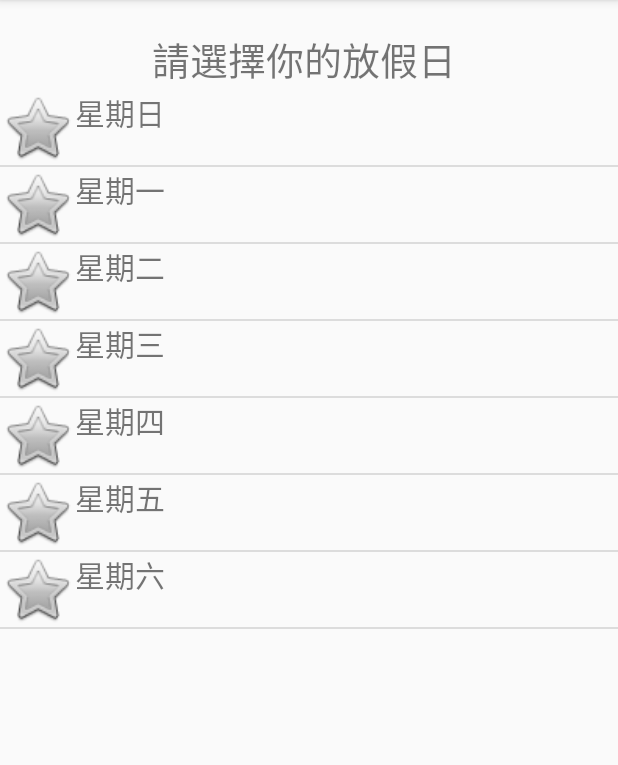
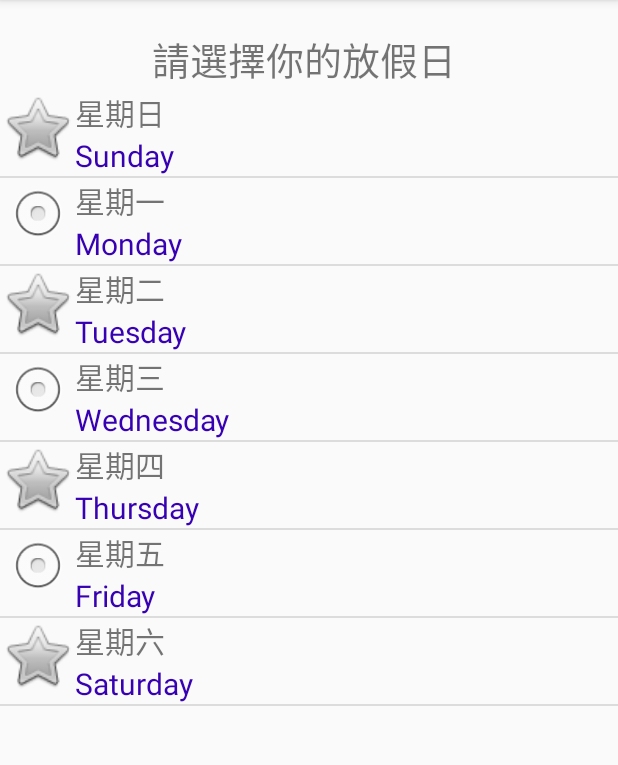
Before and after one commit to ambersun1234/android, an Android app: the screen it shows after launch (MainActivity), on a phone screen of 412 x 824 dp, the part 84-849 px from its top. Run offline under Robolectric (Android 15) with nearby library versions, the phone set to English and light mode, and no system bars.

Commit message:
Add complex layout

```diff
--- a/weekday/app/src/main/java/com/ambersun1234/weekday/MainActivity.kt
+++ b/weekday/app/src/main/java/com/ambersun1234/weekday/MainActivity.kt
@@ -37,8 +37,9 @@ class MainActivity : AppCompatActivity() {
 
         for (i in 0..6) {
             val tmap = hashMapOf<String, Any>()
-            tmap.put("myimg", android.R.drawable.btn_star)
+            tmap.put("myimg", if (i % 2 == 0) android.R.drawable.btn_star else android.R.drawable.btn_radio)
             tmap.put("mytext", resources.getStringArray(R.array.weekday_list)[i])
+            tmap.put("mytext2", resources.getStringArray(R.array.weekday_list_en)[i])
             dataList.add(tmap)
         }
 
@@ -46,8 +47,8 @@ class MainActivity : AppCompatActivity() {
             this,
             dataList,
             R.layout.listview_pic,
-            arrayOf("myimg", "mytext"),
-            intArrayOf(R.id.myimageView, R.id.mytextView)
+            arrayOf("myimg", "mytext", "mytext2"),
+            intArrayOf(R.id.myimageView, R.id.mytextView, R.id.mytextView2)
         )
 
         lv.adapter = this.myadapter
--- a/weekday/app/src/main/res/layout/listview_pic.xml
+++ b/weekday/app/src/main/res/layout/listview_pic.xml
@@ -11,11 +11,23 @@
         android:layout_height="50dp"
         app:srcCompat="@android:drawable/btn_star" />
 
-    <TextView
-        android:id="@+id/mytextView"
+    <LinearLayout
         android:layout_width="wrap_content"
         android:layout_height="wrap_content"
-        android:textSize="20sp"
-        tools:layout_editor_absoluteX="68dp"
-        tools:layout_editor_absoluteY="16dp" />
+        android:orientation="vertical">
+        <TextView
+            android:id="@+id/mytextView"
+            android:layout_width="wrap_content"
+            android:layout_height="wrap_content"
+            android:textSize="20sp"
+            android:layout_weight="1"/>
+
+        <TextView
+            android:id="@+id/mytextView2"
+            android:layout_width="wrap_content"
+            android:layout_height="wrap_content"
+            android:layout_weight="1"
+            android:textSize="20sp"
+            android:textColor="@color/colorPrimaryDark"/>
+    </LinearLayout>
 </LinearLayout>
--- a/weekday/app/src/main/res/values/strings.xml
+++ b/weekday/app/src/main/res/values/strings.xml
@@ -8,6 +8,16 @@
         <item>星期四</item>
         <item>星期五</item>
         <item>星期六</item>
+    </string-array>
+
+    <string-array name="weekday_list_en">
+        <item>Sunday</item>
+        <item>Monday</item>
+        <item>Tuesday</item>
+        <item>Wednesday</item>
+        <item>Thursday</item>
+        <item>Friday</item>
+        <item>Saturday</item>
     </string-array>
 
     <string-array name="weekday_pic_list">
--- a/weekday/build.gradle
+++ b/weekday/build.gradle
@@ -8,7 +8,7 @@ buildscript {
 
     }
     dependencies {
-        classpath 'com.android.tools.build:gradle:3.6.1'
+        classpath 'com.android.tools.build:gradle:3.6.3'
         classpath "org.jetbrains.kotlin:kotlin-gradle-plugin:$kotlin_version"
 
         // NOTE: Do not place your application dependencies here; they belong
```
Also changed, not shown: 1 other file.
